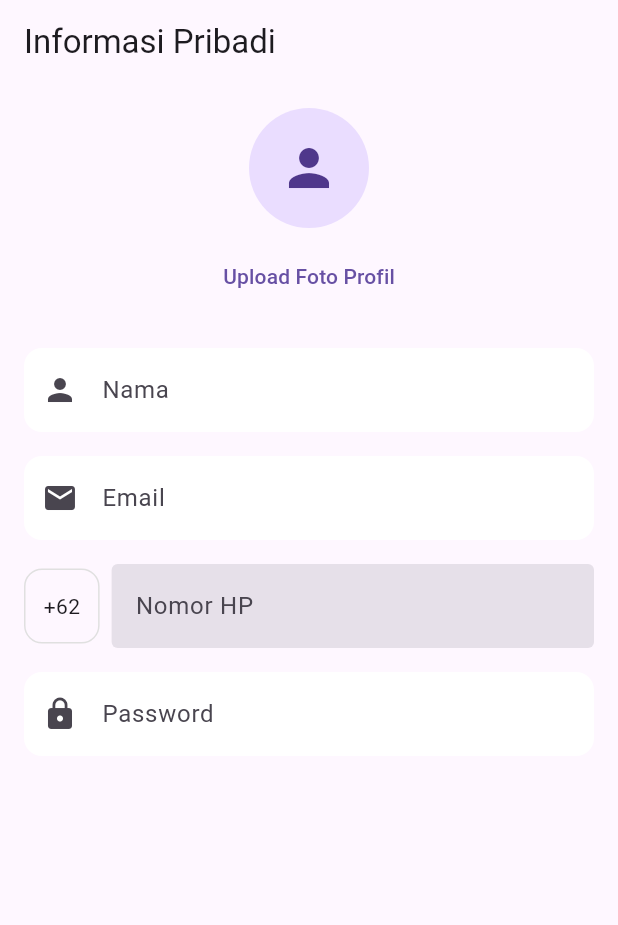
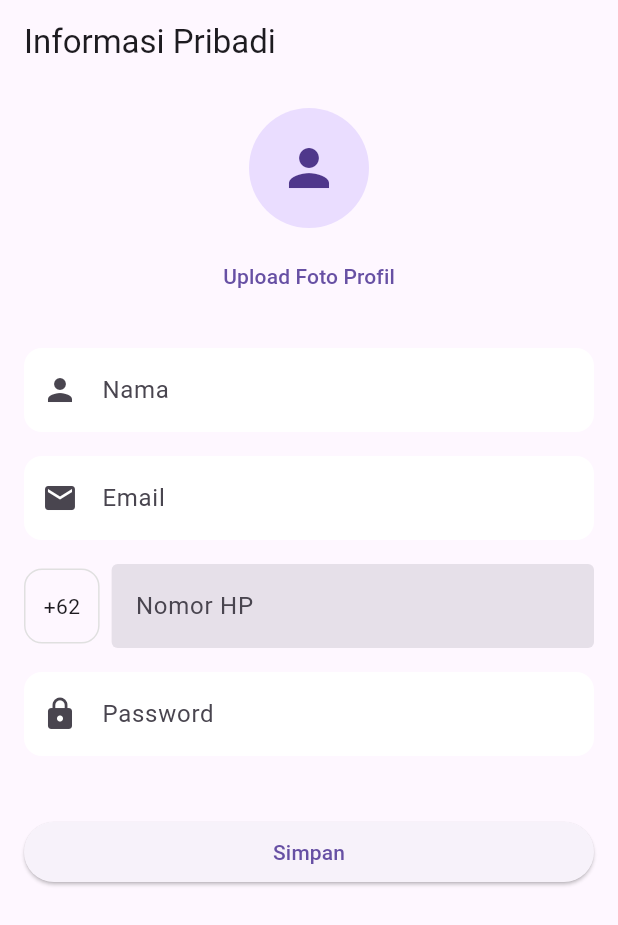
Before and after one commit to Frientia/project_mobile_UAS, a Flutter app: the screen it shows after launch, on a phone screen of 412 x 824 dp. Shown: the top 925 px of the screen. Run offline on Flutter 3.47's test engine with Material 3 defaults, Android fonts, the phone set to English and light mode, and no system bars; our stand-ins replace country_picker, firebase_auth, firebase_core, flutter_dotenv, lottie, shared_preferences and 1 more; accounts and stored records are empty.

Commit message:
menambahkan button simpan updatean

```diff
--- a/lib/pages/profile_page.dart
+++ b/lib/pages/profile_page.dart
@@ -43,6 +43,15 @@ class _MyProfileState extends State<MyProfile> {
               Icons.lock,
               _passwordController,
               obscure: true,
+            ),
+
+            const SizedBox(height: 24),
+            ElevatedButton(
+              onPressed: () {
+                final phone = '$_countryCode${_phoneController.text}';
+                debugPrint(phone);
+              },
+              child: const Text('Simpan'),
             ),
           ],
         ),
```
